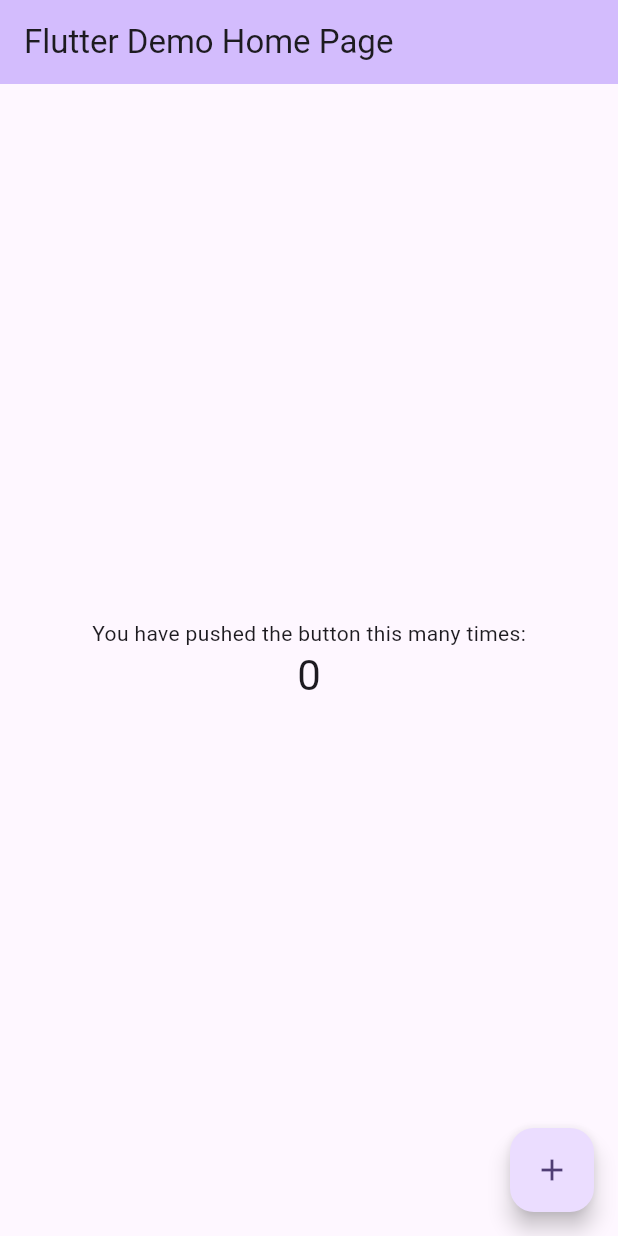
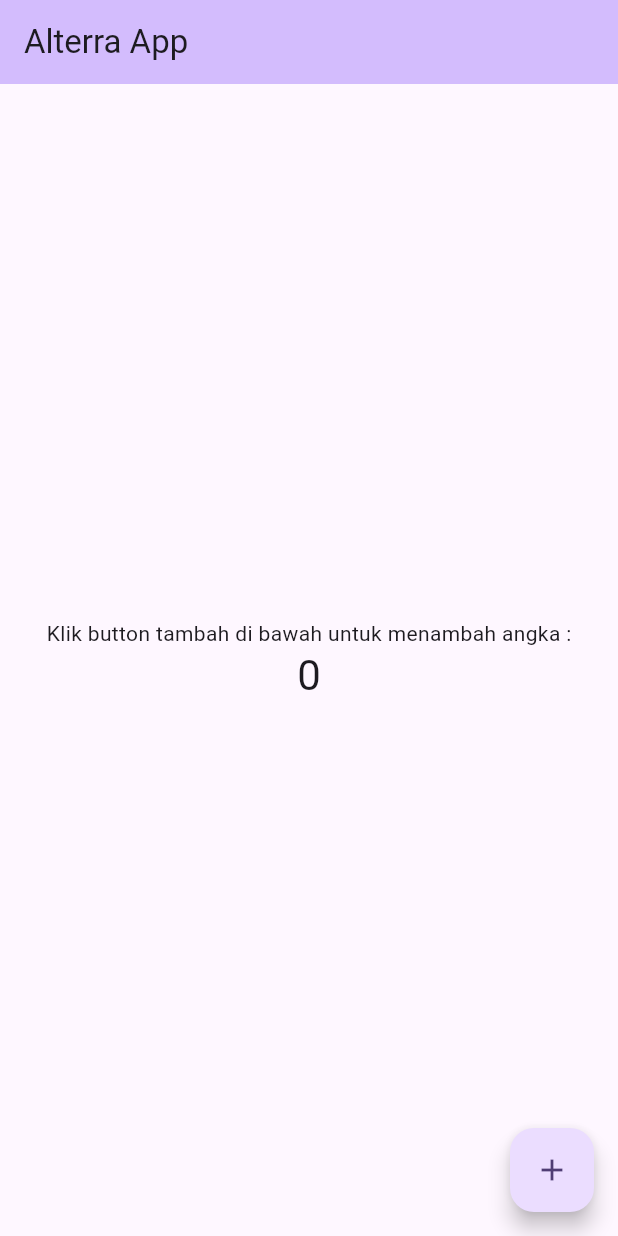
Before and after one commit to farhanaldyy/alterra-app, a Flutter app: the screen it shows after launch, on a phone screen of 412 x 824 dp. Run offline on Flutter 3.47's test engine with Material 2 defaults, Android fonts, the phone set to English and light mode, and no system bars.

Commit message:
edit text main page

```diff
--- a/lib/main.dart
+++ b/lib/main.dart
@@ -31,7 +31,7 @@
         colorScheme: ColorScheme.fromSeed(seedColor: Colors.deepPurple),
         useMaterial3: true,
       ),
-      home: const MyHomePage(title: 'Flutter Demo Home Page'),
+      home: const MyHomePage(title: 'Alterra App'),
     );
   }
 }
@@ -106,7 +106,7 @@
           mainAxisAlignment: MainAxisAlignment.center,
           children: <Widget>[
             const Text(
-              'You have pushed the button this many times:',
+              'Klik button tambah di bawah untuk menambah angka :',
             ),
             Text(
               '$_counter',
```
